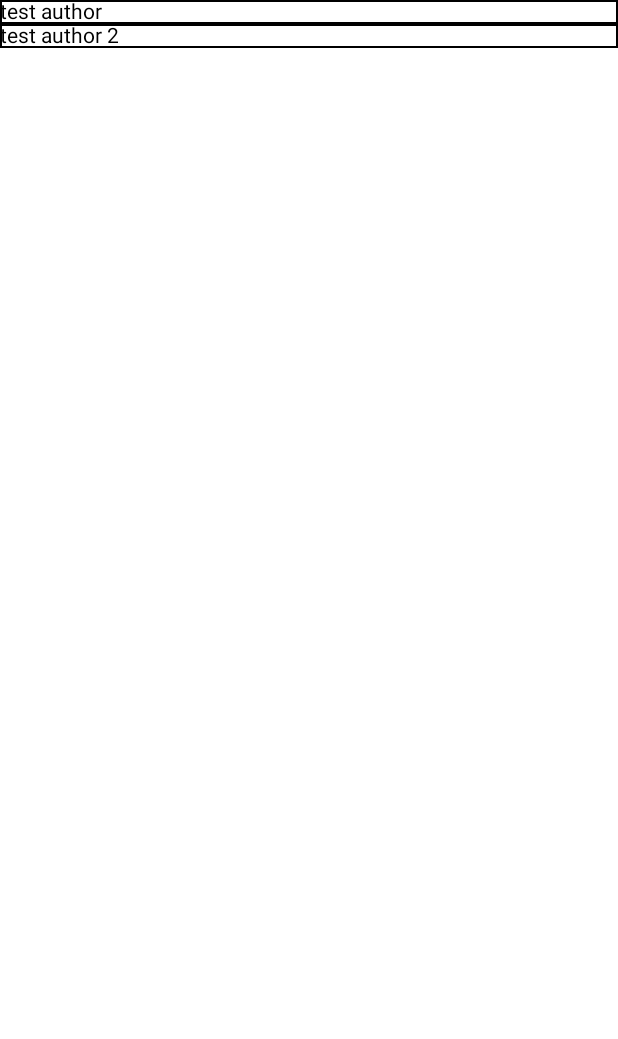
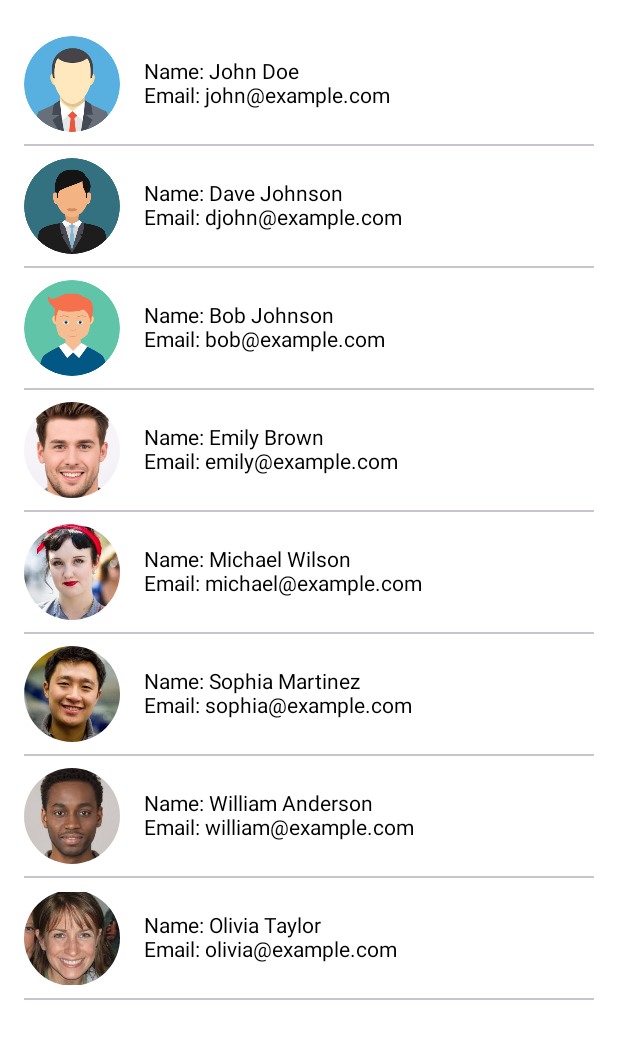
Before and after one commit to SE2-Fabler/fabler-frontend, an Android app built with Jetpack Compose: the @Preview function UserScreen, on a phone screen of 412 x 824 dp. Shown: the top 1039 px of the screen. Run offline under Robolectric (Android 15) with nearby library versions, the light colour scheme and no system bars.

Commit message:
(add) created user list with images

```diff
--- a/app/src/main/java/com/kaneki/fabler/MainActivity.kt
+++ b/app/src/main/java/com/kaneki/fabler/MainActivity.kt
@@ -61,7 +61,7 @@ fun GreetingPreview() {
 fun MainContent() {
     Surface(modifier = Modifier.fillMaxSize(), color = MaterialTheme.colorScheme.background) {
         Column() {
-            Greeting("Android")
+            GreetingPreview()
         }
     }
 }
--- /dev/null
+++ b/app/src/main/java/com/kaneki/fabler/ui/tabs/bookmarks/bookmarks.kt
@@ -0,0 +1,4 @@
+package com.kaneki.fabler.ui.tabs.bookmarks
+
+class bookmarks {
+}
--- a/app/src/main/java/com/kaneki/fabler/ui/tabs/user/user.kt
+++ b/app/src/main/java/com/kaneki/fabler/ui/tabs/user/user.kt
@@ -1,39 +1,73 @@
 package com.kaneki.fabler.ui.tabs.user
 
 import androidx.compose.foundation.BorderStroke
+import androidx.compose.foundation.Image
 import androidx.compose.foundation.border
-import androidx.compose.foundation.layout.Column
-import androidx.compose.foundation.layout.fillMaxSize
-import androidx.compose.foundation.layout.fillMaxWidth
+import androidx.compose.foundation.layout.*
 import androidx.compose.material3.Text
 import androidx.compose.runtime.Composable
+import androidx.compose.ui.Alignment
 import androidx.compose.ui.Modifier
 import androidx.compose.ui.graphics.Color
+import androidx.compose.ui.res.painterResource
 import androidx.compose.ui.tooling.preview.Preview
 import androidx.compose.ui.unit.dp
+import androidx.compose.foundation.shape.CircleShape
+import androidx.compose.ui.draw.clip
+import androidx.compose.foundation.layout.Spacer
+import androidx.compose.material3.Divider
+
+import com.kaneki.fabler.R
+
+
+data class User(val id: Int, val name: String, val email: String, val profileImageResId: Int)
+
+val userList = listOf(
+    User(1, "John Doe", "john@example.com", R.drawable.userimage1),
+    User(2, "Dave Johnson", "djohn@example.com", R.drawable.userimage3),
+    User(3, "Bob Johnson", "bob@example.com", R.drawable.userimage2),
+    User(4, "Emily Brown", "emily@example.com", R.drawable.userimage4),
+    User(5, "Michael Wilson", "michael@example.com", R.drawable.userimage5),
+    User(6, "Sophia Martinez", "sophia@example.com", R.drawable.userimage6),
+    User(7, "William Anderson", "william@example.com", R.drawable.userimage7),
+    User(8, "Olivia Taylor", "olivia@example.com", R.drawable.userimage8),
+)
 
 @Preview(showBackground = true)
 @Composable
 fun UserScreen() {
     Column(
         modifier = Modifier
-            .fillMaxSize(),
-        //verticalArrangement = Arrangement.Top,
-        //horizontalAlignment = Alignment.CenterHorizontally
+            .fillMaxSize()
+            .padding(16.dp)
     ) {
-        UserEntry(name = "test author")
-        UserEntry(name = "test author 2")
+        userList.forEach { user ->
+            Spacer(modifier = Modifier.height(8.dp))
+            UserEntry(user = user)
+            Spacer(modifier = Modifier.height(8.dp))
+            Divider()
+        }
     }
 }
 
 @Composable
-fun UserEntry(name: String) {
-    Column(
-        modifier = Modifier.fillMaxWidth()
-            .border(BorderStroke(1.dp, Color.Black))
+fun UserEntry(user: User) {
+    Row(
+        modifier = Modifier
+            .fillMaxWidth(),
+        verticalAlignment = Alignment.CenterVertically
     ) {
-        Text(
-            text = name
+        Image(
+            painter = painterResource(id = user.profileImageResId),
+            contentDescription = "Profile Image",
+            modifier = Modifier
+                .size(64.dp)
+                .clip(CircleShape)
         )
+        Spacer(modifier = Modifier.width(16.dp))
+        Column {
+            Text(text = "Name: ${user.name}")
+            Text(text = "Email: ${user.email}")
+        }
     }
 }
```
Also changed, not shown: app/src/main/res/drawable/userimage1.png (added), app/src/main/res/drawable/userimage2.png (added), app/src/main/res/drawable/userimage3.png (added), app/src/main/res/drawable/userimage4.jpeg (added), app/src/main/res/drawable/userimage5.jpeg (added), app/src/main/res/drawable/userimage6.jpeg (added), app/src/main/res/drawable/userimage7.jpeg (added), app/src/main/res/drawable/userimage8.jpeg (added).
